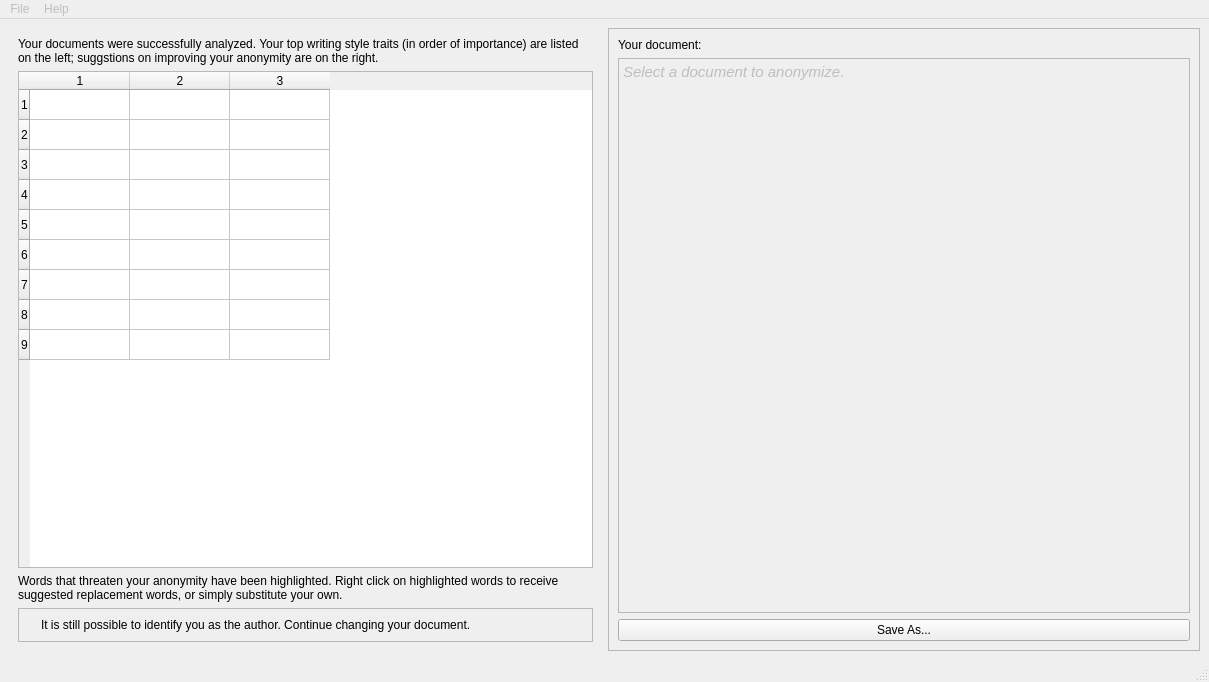
Before: the Qt Designer form stylproj/gui/stylproj.ui in pagea/unstyle, drawn with Qt 5.
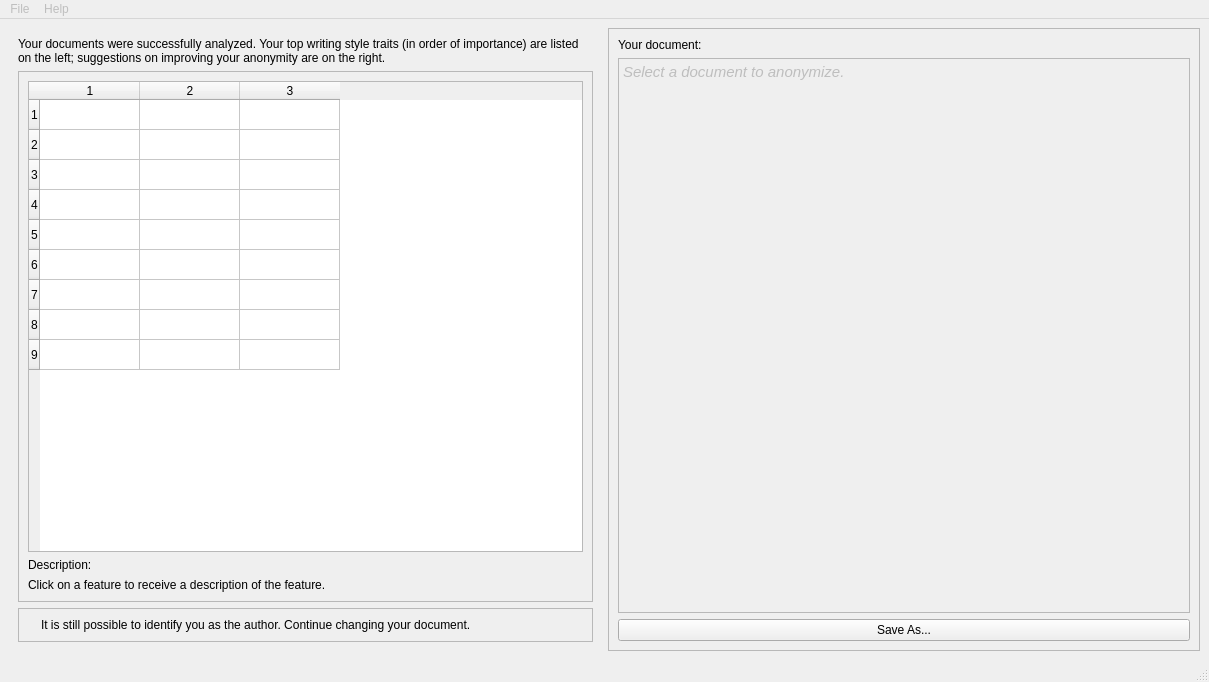
After: the same form once the commit is applied. The open tabs and pages were chosen to show the change. Icons and pictures are not drawn.

Commit message: Proper feature names and descriptions are displayed

```diff
--- a/stylproj/gui/stylproj.ui
+++ b/stylproj/gui/stylproj.ui
@@ -210,7 +210,7 @@
         <item row="0" column="0">
          <widget class="QLabel" name="label_3">
           <property name="text">
-           <string>Your documents were successfully analyzed. Your top writing style traits (in order of importance) are listed on the left; suggstions on improving your anonymity are on the right.</string>
+           <string>Your documents were successfully analyzed. Your top writing style traits (in order of importance) are listed on the left; suggestions on improving your anonymity are on the right. </string>
           </property>
           <property name="textFormat">
            <enum>Qt::AutoText</enum>
@@ -220,44 +220,8 @@
           </property>
          </widget>
         </item>
-        <item row="1" column="0">
-         <layout class="QHBoxLayout" name="horizontalLayout_3">
-          <item>
-           <widget class="QTableWidget" name="rankTable">
-            <property name="rowCount">
-             <number>9</number>
-            </property>
-            <property name="columnCount">
-             <number>3</number>
-            </property>
-            <attribute name="horizontalHeaderShowSortIndicator" stdset="0">
-             <bool>false</bool>
-            </attribute>
-            <row/>
-            <row/>
-            <row/>
-            <row/>
-            <row/>
-            <row/>
-            <row/>
-            <row/>
-            <row/>
-            <column/>
-            <column/>
-            <column/>
-           </widget>
-          </item>
-         </layout>
-        </item>
         <item row="2" column="0">
-         <widget class="QLabel" name="label_7">
-          <property name="text">
-           <string>Words that threaten your anonymity have been highlighted. Right click on highlighted words to receive suggested replacement words, or simply substitute your own.</string>
-          </property>
-          <property name="wordWrap">
-           <bool>true</bool>
-          </property>
-         </widget>
+         <layout class="QHBoxLayout" name="horizontalLayout_3"/>
         </item>
         <item row="3" column="0">
          <widget class="QFrame" name="frame_3">
@@ -294,6 +258,66 @@
           </layout>
          </widget>
         </item>
+        <item row="1" column="0">
+         <widget class="QFrame" name="frame_5">
+          <property name="frameShape">
+           <enum>QFrame::StyledPanel</enum>
+          </property>
+          <property name="frameShadow">
+           <enum>QFrame::Raised</enum>
+          </property>
+          <layout class="QVBoxLayout" name="verticalLayout_2">
+           <item>
+            <widget class="QTableWidget" name="rankTable">
+             <property name="selectionMode">
+              <enum>QAbstractItemView::SingleSelection</enum>
+             </property>
+             <property name="selectionBehavior">
+              <enum>QAbstractItemView::SelectRows</enum>
+             </property>
+             <property name="rowCount">
+              <number>9</number>
+             </property>
+             <property name="columnCount">
+              <number>3</number>
+             </property>
+             <attribute name="horizontalHeaderShowSortIndicator" stdset="0">
+              <bool>false</bool>
+             </attribute>
+             <row/>
+             <row/>
+             <row/>
+             <row/>
+             <row/>
+             <row/>
+             <row/>
+             <row/>
+             <row/>
+             <column/>
+             <column/>
+             <column/>
+            </widget>
+           </item>
+           <item>
+            <widget class="QLabel" name="label_2">
+             <property name="text">
+              <string>Description:</string>
+             </property>
+            </widget>
+           </item>
+           <item>
+            <widget class="QLabel" name="featureDescription">
+             <property name="text">
+              <string>Click on a feature to receive a description of the feature.</string>
+             </property>
+             <property name="wordWrap">
+              <bool>true</bool>
+             </property>
+            </widget>
+           </item>
+          </layout>
+         </widget>
+        </item>
        </layout>
       </widget>
      </widget>
```
The commit also changes 8 other files.
